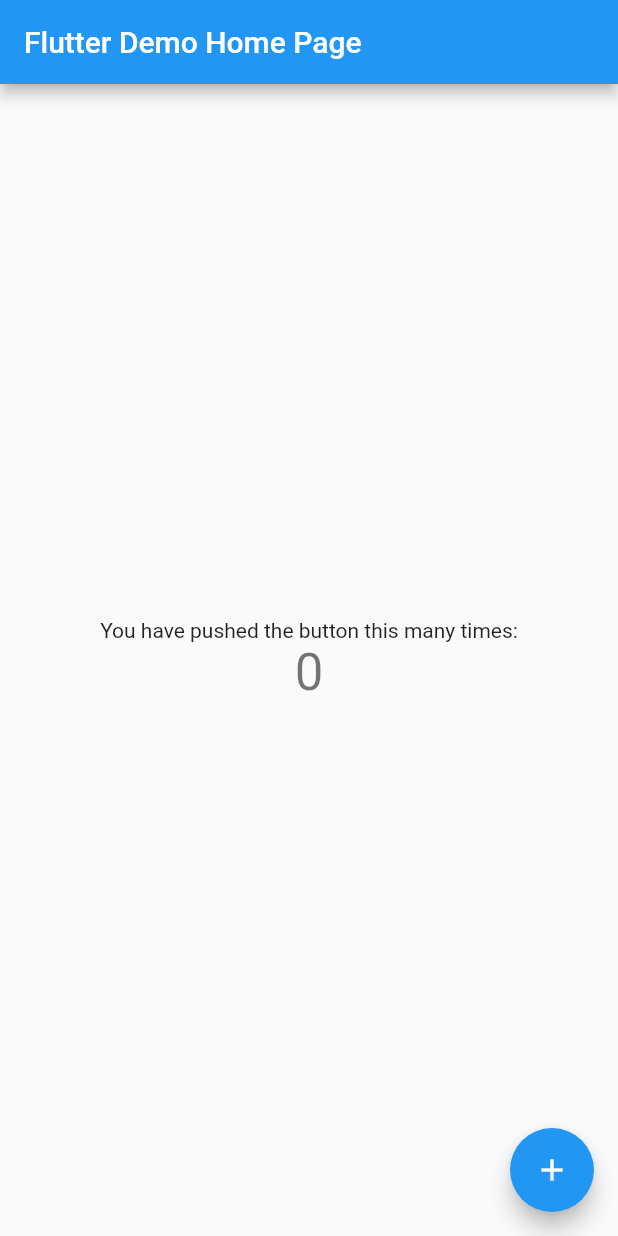
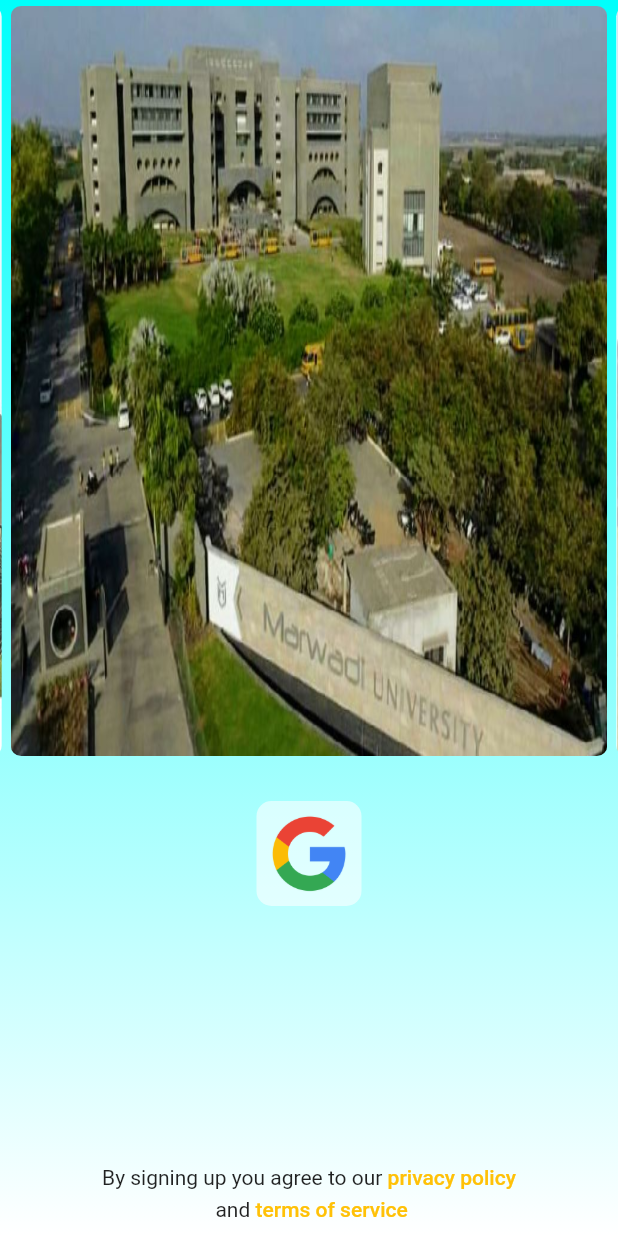
Before and after one commit to harshj-1703/MU-CARD-APP, a Flutter app: the screen it shows after launch, on a phone screen of 412 x 824 dp. Run offline on Flutter 3.47's test engine with Material 2 defaults, Android fonts, the phone set to English and light mode, and no system bars; drawn by our look-alikes of carousel_slider.

Commit message:
name-login page

```diff
--- /dev/null
+++ b/lib/login/loginscreen.dart
@@ -0,0 +1,154 @@
+// ignore_for_file: prefer_const_constructors
+
+import 'package:flutter/material.dart';
+import 'package:carousel_slider/carousel_slider.dart';
+import 'package:mu_card/login/welcomename.dart';
+
+class LoginScreen extends StatefulWidget {
+  const LoginScreen({super.key});
+
+  @override
+  State<LoginScreen> createState() => _LoginScreenState();
+}
+
+class _LoginScreenState extends State<LoginScreen> {
+  @override
+  Widget build(BuildContext context) {
+    return Container(
+      alignment: Alignment.center,
+      decoration: BoxDecoration(
+          gradient: LinearGradient(
+        begin: Alignment.topCenter,
+        end: Alignment.bottomCenter,
+        // stops: [0.5, 0.5],
+        colors: [
+          Color.fromARGB(255, 0, 255, 251),
+          Colors.white,
+        ],
+      )),
+      child: Scaffold(
+        backgroundColor: Colors.transparent,
+        body: Column(
+          children: [
+            Padding(
+              padding: const EdgeInsets.fromLTRB(0, 4, 0, 0),
+              child: CarouselSlider(
+                  items: [
+                    Padding(
+                      padding: const EdgeInsets.fromLTRB(3, 0, 3, 0),
+                      child: Container(
+                        decoration: BoxDecoration(
+                            borderRadius: BorderRadius.circular(7),
+                            image: DecorationImage(
+                                image:
+                                    AssetImage('assets/images/demo/demo1.jpeg'),
+                                fit: BoxFit.fill)),
+                      ),
+                    ),
+                    Padding(
+                      padding: const EdgeInsets.fromLTRB(3, 0, 3, 0),
+                      child: Container(
+                        decoration: BoxDecoration(
+                            borderRadius: BorderRadius.circular(7),
+                            image: DecorationImage(
+                                image:
+                                    AssetImage('assets/images/demo/demo2.png'),
+                                fit: BoxFit.fill)),
+                      ),
+                    ),
+                    Padding(
+                      padding: const EdgeInsets.fromLTRB(3, 0, 3, 0),
+                      child: Container(
+                        decoration: BoxDecoration(
+                            borderRadius: BorderRadius.circular(7),
+                            image: DecorationImage(
+                                image:
+                                    AssetImage('assets/images/demo/demo3.jpg'),
+                                fit: BoxFit.fill)),
+                      ),
+                    ),
+                  ],
+                  options: CarouselOptions(
+                    height: 500,
+                    aspectRatio: 16 / 9,
+                    viewportFraction: 0.98,
+                    initialPage: 0,
+                    enableInfiniteScroll: true,
+                    autoPlay: true,
+                    autoPlayInterval: Duration(seconds: 3),
+                    autoPlayAnimationDuration: Duration(milliseconds: 800),
+                    autoPlayCurve: Curves.easeInOut,
+                    // enlargeCenterPage: true,
+                    enlargeFactor: 0.3,
+                    scrollDirection: Axis.horizontal,
+                  )),
+            ),
+            Padding(
+              padding: EdgeInsets.all(30),
+              child: Container(
+                decoration: BoxDecoration(
+                    color: Color.fromARGB(147, 255, 255, 255),
+                    borderRadius: BorderRadius.circular(10)),
+                height: 70,
+                width: 70,
+                child: IconButton(
+                  icon: Image.asset('assets/images/google.png'),
+                  onPressed: () {
+                    Navigator.pushAndRemoveUntil(
+                        context,
+                        MaterialPageRoute(builder: (context) => WelcomeName()),
+                        // ModalRoute.withName("/MainScreen")
+                        ((route) => false));
+                  },
+                ),
+              ),
+            ),
+            Expanded(child: Container()),
+            Padding(
+              padding: const EdgeInsets.fromLTRB(0, 5, 0, 5),
+              child: Row(
+                mainAxisAlignment: MainAxisAlignment.center,
+                children: [
+                  Text('By signing up you agree to our'),
+                  TextButton(
+                    onPressed: () {},
+                    style: TextButton.styleFrom(
+                      padding: EdgeInsets.zero,
+                      minimumSize: Size(50, 10),
+                      tapTargetSize: MaterialTapTargetSize.shrinkWrap,
+                    ),
+                    child: Text(
+                      ' privacy policy',
+                      style: TextStyle(color: Colors.amber),
+                    ),
+                  ),
+                ],
+              ),
+            ),
+            Padding(
+              padding: const EdgeInsets.fromLTRB(0, 0, 0, 10),
+              child: Row(
+                mainAxisAlignment: MainAxisAlignment.center,
+                children: [
+                  Text(' and'),
+                  TextButton(
+                    onPressed: () {},
+                    style: TextButton.styleFrom(
+                      padding: EdgeInsets.zero,
+                      minimumSize: Size(50, 10),
+                      tapTargetSize: MaterialTapTargetSize.shrinkWrap,
+                    ),
+                    child: Text(
+                      ' terms of service',
+                      style: TextStyle(color: Colors.amber),
+                    ),
+                  ),
+                ],
+              ),
+            )
+          ],
+        ),
+      ),
+    );
+  }
+}
--- a/lib/main.dart
+++ b/lib/main.dart
@@ -1,115 +1,23 @@
 import 'package:flutter/material.dart';
+import 'package:mu_card/startscreen.dart';
+import 'package:carousel_slider/carousel_slider.dart';
 
 void main() {
-  runApp(const MyApp());
+  runApp(MaterialApp(
+    home: MyApp(),
+    title: 'CARD APP',
+    theme: ThemeData(primarySwatch: Colors.cyan),
+  ));
 }
 
 class MyApp extends StatelessWidget {
-  const MyApp({super.key});
-
-  // This widget is the root of your application.
-  @override
-  Widget build(BuildContext context) {
-    return MaterialApp(
-      title: 'Flutter Demo',
-      theme: ThemeData(
-        // This is the theme of your application.
-        //
-        // Try running your application with "flutter run". You'll see the
-        // application has a blue toolbar. Then, without quitting the app, try
-        // changing the primarySwatch below to Colors.green and then invoke
-        // "hot reload" (press "r" in the console where you ran "flutter run",
-        // or simply save your changes to "hot reload" in a Flutter IDE).
-        // Notice that the counter didn't reset back to zero; the application
-        // is not restarted.
-        primarySwatch: Colors.blue,
-      ),
-      home: const MyHomePage(title: 'Flutter Demo Home Page'),
-    );
-  }
-}
-
-class MyHomePage extends StatefulWidget {
-  const MyHomePage({super.key, required this.title});
-
-  // This widget is the home page of your application. It is stateful, meaning
-  // that it has a State object (defined below) that contains fields that affect
-  // how it looks.
-
-  // This class is the configuration for the state. It holds the values (in this
-  // case the title) provided by the parent (in this case the App widget) and
-  // used by the build method of the State. Fields in a Widget subclass are
-  // always marked "final".
-
-  final String title;
-
-  @override
-  State<MyHomePage> createState() => _MyHomePageState();
-}
-
-class _MyHomePageState extends State<MyHomePage> {
-  int _counter = 0;
-
-  void _incrementCounter() {
-    setState(() {
-      // This call to setState tells the Flutter framework that something has
-      // changed in this State, which causes it to rerun the build method below
-      // so that the display can reflect the updated values. If we changed
-      // _counter without calling setState(), then the build method would not be
-      // called again, and so nothing would appear to happen.
-      _counter++;
-    });
-  }
+  //stateless widget class
+  MyApp({Key? key}) : super(key: key);
 
   @override
   Widget build(BuildContext context) {
-    // This method is rerun every time setState is called, for instance as done
-    // by the _incrementCounter method above.
-    //
-    // The Flutter framework has been optimized to make rerunning build methods
-    // fast, so that you can just rebuild anything that needs updating rather
-    // than having to individually change instances of widgets.
-    return Scaffold(
-      appBar: AppBar(
-        // Here we take the value from the MyHomePage object that was created by
-        // the App.build method, and use it to set our appbar title.
-        title: Text(widget.title),
-      ),
-      body: Center(
-        // Center is a layout widget. It takes a single child and positions it
-        // in the middle of the parent.
-        child: Column(
-          // Column is also a layout widget. It takes a list of children and
-          // arranges them vertically. By default, it sizes itself to fit its
-          // children horizontally, and tries to be as tall as its parent.
-          //
-          // Invoke "debug painting" (press "p" in the console, choose the
-          // "Toggle Debug Paint" action from the Flutter Inspector in Android
-          // Studio, or the "Toggle Debug Paint" command in Visual Studio Code)
-          // to see the wireframe for each widget.
-          //
-          // Column has various properties to control how it sizes itself and
-          // how it positions its children. Here we use mainAxisAlignment to
-          // center the children vertically; the main axis here is the vertical
-          // axis because Columns are vertical (the cross axis would be
-          // horizontal).
-          mainAxisAlignment: MainAxisAlignment.center,
-          children: <Widget>[
-            const Text(
-              'You have pushed the button this many times:',
-            ),
-            Text(
-              '$_counter',
-              style: Theme.of(context).textTheme.headlineMedium,
-            ),
-          ],
-        ),
-      ),
-      floatingActionButton: FloatingActionButton(
-        onPressed: _incrementCounter,
-        tooltip: 'Increment',
-        child: const Icon(Icons.add),
-      ), // This trailing comma makes auto-formatting nicer for build methods.
-    );
+    return StartScreen(); //return to statefullwidget of MyScreen class
   }
+
+  static of(BuildContext context) {}
 }
--- a/pubspec.yaml
+++ b/pubspec.yaml
@@ -35,6 +35,7 @@ dependencies:
   # The following adds the Cupertino Icons font to your application.
   # Use with the CupertinoIcons class for iOS style icons.
   cupertino_icons: ^1.0.2
+  carousel_slider: ^4.2.1
 
 dev_dependencies:
   flutter_test:
@@ -59,8 +60,9 @@ flutter:
   uses-material-design: true
 
   # To add assets to your application, add an assets section, like this:
-  # assets:
-  #   - images/a_dot_burr.jpeg
+  assets:
+    - assets/images/
+    - assets/images/demo/
   #   - images/a_dot_ham.jpeg
 
   # An image asset can refer to one or more resolution-specific "variants", see
```
Also changed, not shown: lib/login/welcomename.dart (added, +280 -0 lines), lib/startscreen.dart (added, +44 -0 lines), assets/images/demo/demo1.jpeg (added), assets/images/demo/demo2.png (added), assets/images/demo/demo3.jpg (added), assets/images/google.png (added), assets/images/mu-logo.png (added), pubspec.lock.
